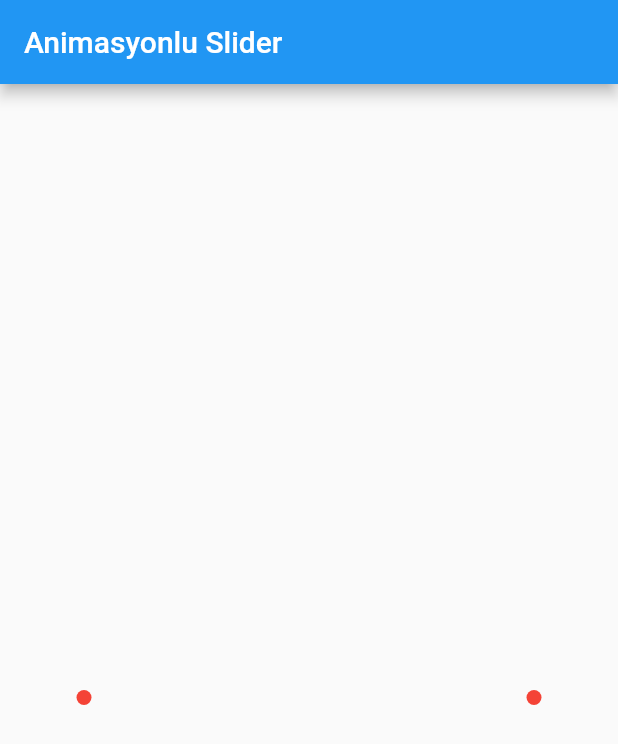
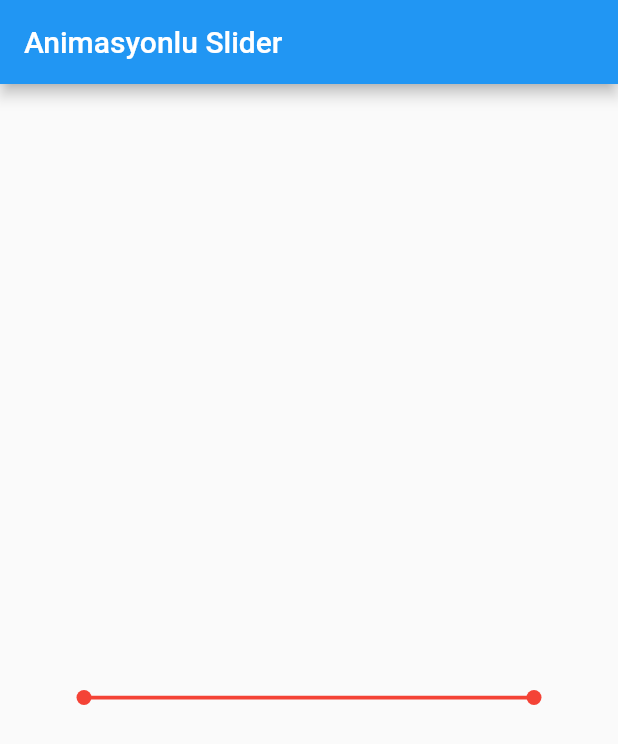
Before and after one commit to emralyilmaz/training42_animasyonlu_slider_gelistirme, a Flutter app: the screen it shows after launch, on a phone screen of 412 x 824 dp. Shown: the top 744 px of the screen. Run offline on Flutter 3.47's test engine with Material 2 defaults, Android fonts, the phone set to English and light mode, and no system bars.

Commit message:
Slider Çizgisini Oluşturma

```diff
--- a/lib/paint.dart
+++ b/lib/paint.dart
@@ -5,15 +5,22 @@ class Painter extends CustomPainter {
   final double dragYuzdelik;
   final Color renk;
   final Paint fillPainter;
+  final Paint wavePainter;
 
   Painter({this.sliderPozisyon, this.dragYuzdelik, this.renk})
       : fillPainter = Paint()
           ..color = renk
-          ..style = PaintingStyle.fill;
+          ..style = PaintingStyle.fill,
+        wavePainter = Paint()
+          ..color = renk
+          ..style = PaintingStyle.stroke
+          ..strokeWidth = 2.5;
+
   @override
   void paint(Canvas canvas, Size size) {
     _paintAnchors(canvas, size);
     // bu metodda çizim gerçekleştiriliyor.
+    _paintLine(canvas, size);
   }
 
   _paintAnchors(Canvas canvas, Size size) {
@@ -22,6 +29,13 @@ class Painter extends CustomPainter {
     canvas.drawCircle(Offset(size.width, size.height), 5.0, fillPainter);
   }
 
+  _paintLine(Canvas canvas, Size size) {
+    Path path = Path();
+    path.moveTo(0.0, size.height); // çizginin başlangıç noktası
+    path.lineTo(size.width, size.height); // çizginin bitiş noktası
+    canvas.drawPath(path, wavePainter);
+  }
+
   @override
   bool shouldRepaint(CustomPainter oldDelegate) {
     // bu metodda paintler arası versiyonlar inceleniyor. yani önceki versiyonları görebiliyoruz.
```
